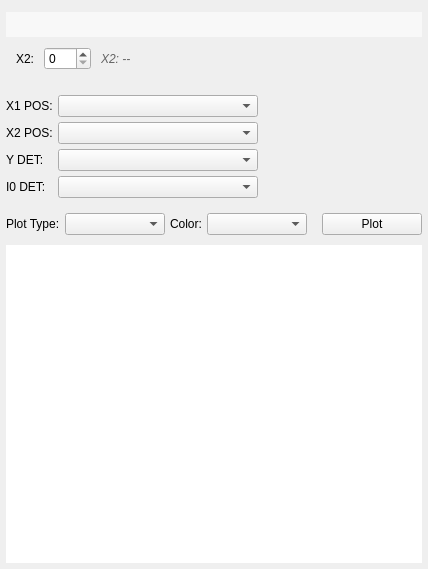
The window that src/mdaviz/resources/mda_file_table_view.ui (BCDA-APS/mdaviz) describes before a commit, drawn with Qt 5.
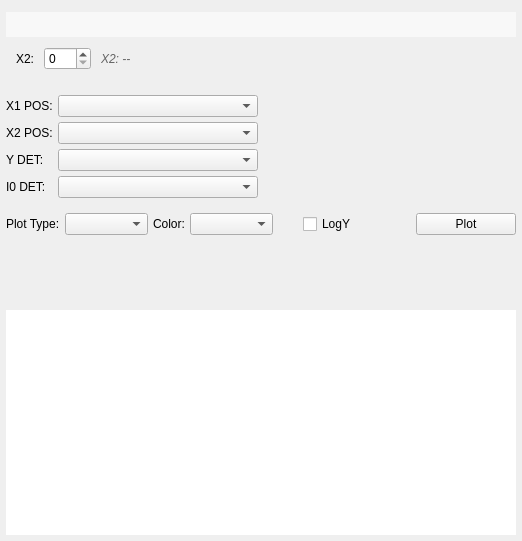
The same window after the commit.

Commit message: feat: Add LogY controls and UI improvements for 2D plots

What changed in the file:
```diff
--- a/src/mdaviz/resources/mda_file_table_view.ui
+++ b/src/mdaviz/resources/mda_file_table_view.ui
@@ -6,8 +6,8 @@
    <rect>
     <x>0</x>
     <y>0</y>
-    <width>411</width>
-    <height>569</height>
+    <width>522</width>
+    <height>541</height>
    </rect>
   </property>
   <property name="windowTitle">
@@ -341,7 +341,7 @@
          <widget class="QComboBox" name="plotTypeComboBox">
           <property name="minimumSize">
            <size>
-            <width>100</width>
+            <width>80</width>
             <height>0</height>
            </size>
           </property>
@@ -364,7 +364,7 @@
          <widget class="QComboBox" name="colorPaletteComboBox">
           <property name="minimumSize">
            <size>
-            <width>100</width>
+            <width>80</width>
             <height>0</height>
            </size>
           </property>
@@ -380,7 +380,33 @@
           </property>
           <property name="sizeHint" stdset="0">
            <size>
-            <width>10</width>
+            <width>25</width>
+            <height>20</height>
+           </size>
+          </property>
+         </spacer>
+        </item>
+        <item>
+         <widget class="QCheckBox" name="logYCheckBox">
+          <property name="toolTip">
+           <string>Use logarithmic scale for Y-axis (color scale)</string>
+          </property>
+          <property name="text">
+           <string>LogY</string>
+          </property>
+         </widget>
+        </item>
+        <item>
+         <spacer name="horizontalSpacer_5">
+          <property name="orientation">
+           <enum>Qt::Horizontal</enum>
+          </property>
+          <property name="sizeType">
+           <enum>QSizePolicy::Fixed</enum>
+          </property>
+          <property name="sizeHint" stdset="0">
+           <size>
+            <width>25</width>
             <height>20</height>
            </size>
           </property>
@@ -407,6 +433,22 @@
         </item>
        </layout>
       </item>
+      <item>
+       <spacer name="verticalSpacer">
+        <property name="orientation">
+         <enum>Qt::Vertical</enum>
+        </property>
+        <property name="sizeType">
+         <enum>QSizePolicy::Expanding</enum>
+        </property>
+        <property name="sizeHint" stdset="0">
+         <size>
+          <width>20</width>
+          <height>40</height>
+         </size>
+        </property>
+       </spacer>
+      </item>
      </layout>
     </widget>
    </item>
```
The commit also changes 5 other files.
